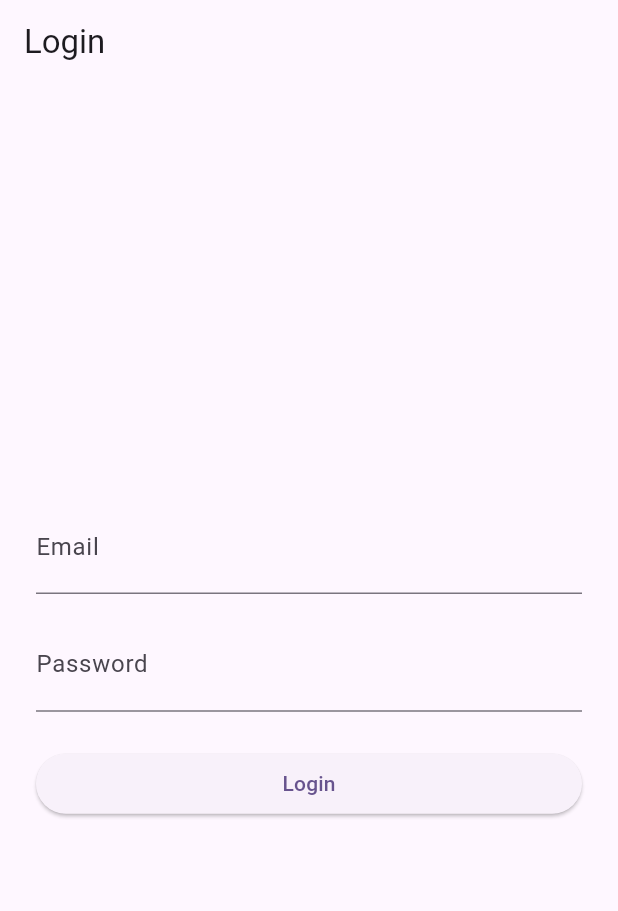
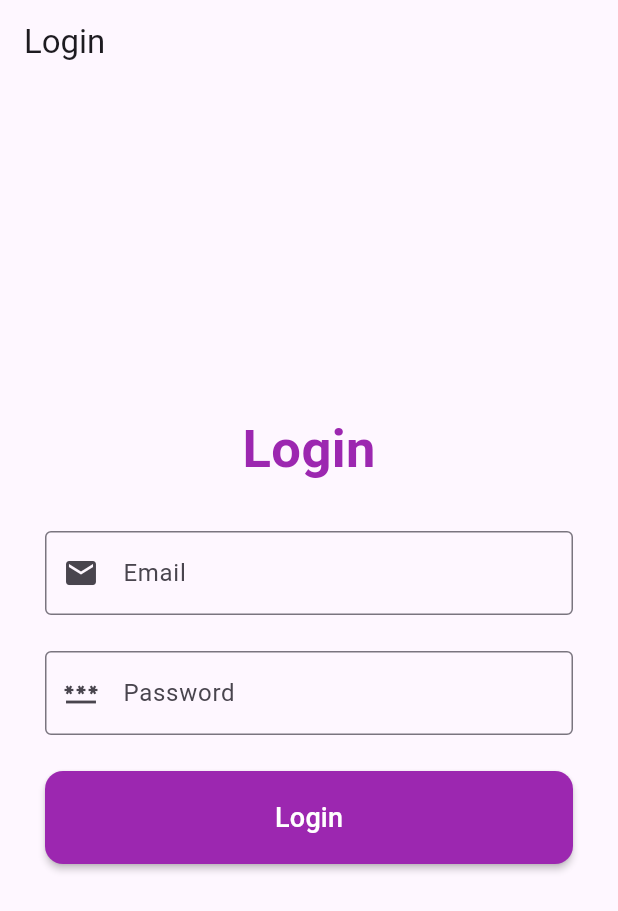
Before and after one commit to ralphmarondev/GratitudeJar, a Flutter app: the screen it shows after launch, on a phone screen of 412 x 824 dp. Shown: the top 911 px of the screen. Run offline on Flutter 3.47's test engine with Material 3 defaults, Android fonts, the phone set to English and light mode, and no system bars.

Commit message:
update login screen

```diff
--- a/lib/screens/login_screen.dart
+++ b/lib/screens/login_screen.dart
@@ -11,19 +11,33 @@ class LoginScreen extends StatefulWidget {
 class _LoginScreenState extends State<LoginScreen> {
   final TextEditingController emailController = TextEditingController();
   final TextEditingController passwordController = TextEditingController();
+  final _formKey = GlobalKey<FormState>();
   bool isLoading = false;
 
   void login() {
+    if (!_formKey.currentState!.validate()) return;
+    final email = emailController.text.trim();
+    final password = passwordController.text.trim();
+
     setState(() => isLoading = true);
 
     Future.delayed(const Duration(seconds: 1), () {
+      if (!mounted) return;
+
       setState(() {
         isLoading = false;
       });
+
+      if (email == 'ralphmaron@gmail.com' && password == 'issocute123') {
         Navigator.pushReplacement(
           context,
           MaterialPageRoute(builder: (_) => const HomeScreen()),
         );
+      } else {
+        ScaffoldMessenger.of(
+          context,
+        ).showSnackBar(const SnackBar(content: Text('Invalid credentials.')));
+      }
     });
   }
 
@@ -31,40 +45,89 @@ class _LoginScreenState extends State<LoginScreen> {
   Widget build(BuildContext context) {
     return Scaffold(
       appBar: AppBar(title: const Text('Login')),
-      body: Padding(
-        padding: const EdgeInsets.all(24.0),
+      body: Center(
+        child: ConstrainedBox(
+          constraints: const BoxConstraints(maxWidth: 400, minWidth: 300),
+          child: Padding(
+            padding: const EdgeInsets.all(24),
             child: Column(
               mainAxisAlignment: MainAxisAlignment.center,
+              crossAxisAlignment: CrossAxisAlignment.center,
               children: [
-            TextField(
-              controller: emailController,
-              decoration: const InputDecoration(
-                labelText: 'Email',
-                prefix: Icon(Icons.email),
+                Text(
+                  'Login',
+                  style: TextStyle(
+                    fontSize: 35,
+                    color: Colors.purple,
+                    fontWeight: FontWeight.bold,
                   ),
                 ),
-            const SizedBox(height: 16),
-            TextField(
+                Padding(
+                  padding: const EdgeInsets.symmetric(vertical: 30),
+                  child: Form(
+                    key: _formKey,
+                    child: Column(
+                      children: [
+                        TextFormField(
+                          controller: emailController,
+                          keyboardType: TextInputType.emailAddress,
+                          decoration: InputDecoration(
+                            labelText: 'Email',
+                            hintText: 'you@example.com',
+                            prefixIcon: Icon(Icons.email),
+                            border: OutlineInputBorder(),
+                          ),
+                          onChanged: (String value) {},
+                          validator: (value) {
+                            return value!.isEmpty ? 'Please enter email' : null;
+                          },
+                        ),
+                        SizedBox(height: 24),
+                        TextFormField(
                           controller: passwordController,
+                          keyboardType: TextInputType.text,
                           obscureText: true,
-              decoration: const InputDecoration(
+                          decoration: InputDecoration(
                             labelText: 'Password',
-                prefix: Icon(Icons.lock),
+                            hintText: 'your password',
+                            prefixIcon: Icon(Icons.password),
+                            border: OutlineInputBorder(),
                           ),
+                          onChanged: (String value) {},
+                          validator: (value) {
+                            return value!.isEmpty
+                                ? 'Please enter password'
+                                : null;
+                          },
                         ),
-            const SizedBox(height: 24),
-            SizedBox(
-              width: double.infinity,
-              child: ElevatedButton(
+                        SizedBox(height: 24),
+                        MaterialButton(
                           onPressed: isLoading ? null : login,
+                          color: Colors.purple,
+                          textColor: Colors.white,
+                          minWidth: double.infinity,
+                          padding: const EdgeInsets.symmetric(vertical: 18),
+                          shape: RoundedRectangleBorder(
+                            borderRadius: BorderRadius.circular(12),
+                          ),
                           child: isLoading
-                    ? const CircularProgressIndicator(color: Colors.white)
-                    : const Text('Login'),
+                              ? const CircularProgressIndicator(
+                                  color: Colors.white,
+                                )
+                              : const Text(
+                                  'Login',
+                                  style: TextStyle(fontSize: 18),
                                 ),
                         ),
                       ],
                     ),
                   ),
+                ),
+              ],
+            ),
+          ),
+        ),
+      ),
     );
   }
 }
```
Lines whose indentation alone changed are shown as unchanged.
